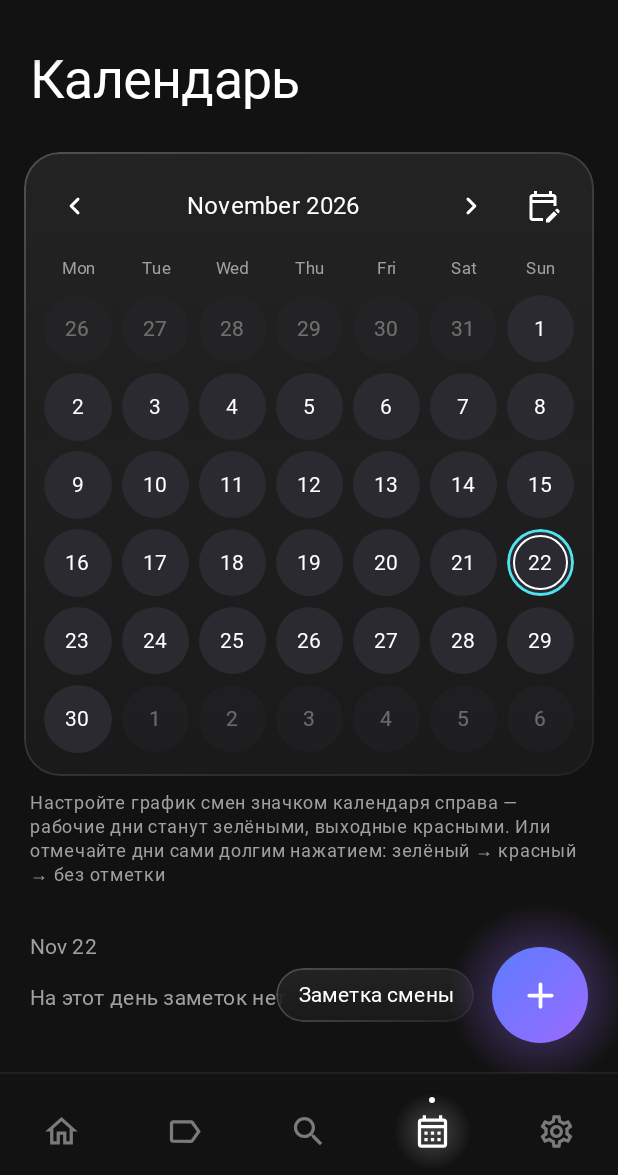
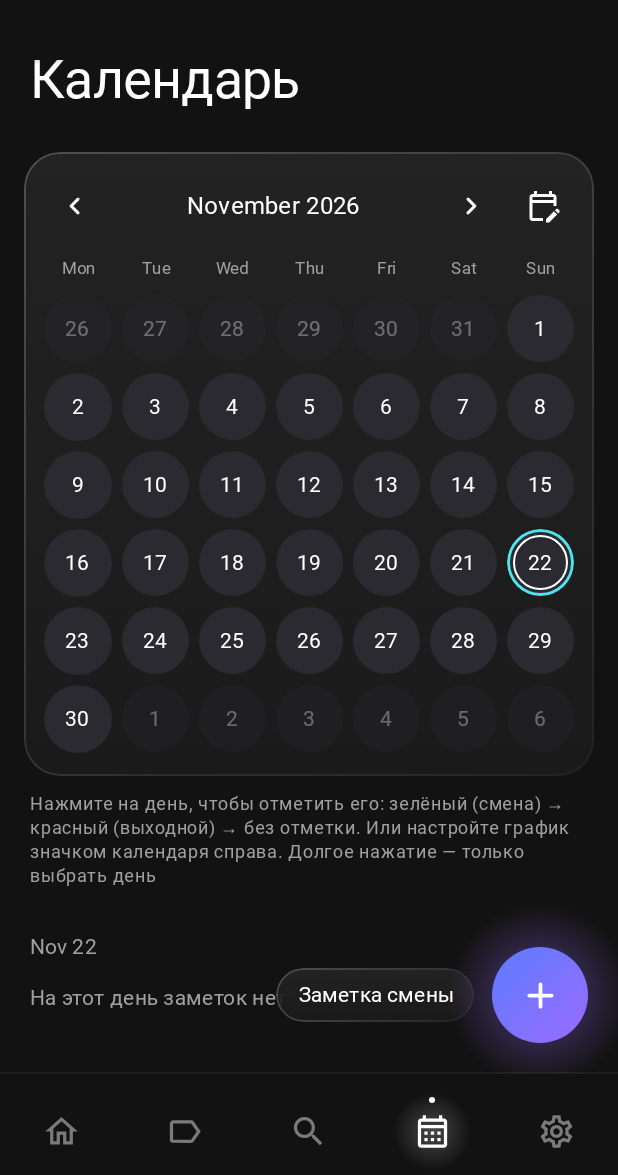
Before and after one commit to illia1234/aura-notes, an Android app built with Jetpack Compose: the CalendarRoute screen opened through its navigation route, on a phone screen of 412 x 824 dp, the part 61-1236 px from its top. Run offline under Robolectric (Android 15) with nearby library versions, the phone set to English and light mode, and no system bars; our stand-ins replace Room's generated code; Roboto replaces fonts that are not available here.

Commit message:
Calendar: a simple tap marks the day
Tap now switches a day (gray -> green -> red -> gray without a schedule,
shift <-> day off with one) and selects it; long press only selects the day
to see its notes without changing it. Hints updated in both languages.

Co-Authored-By: Claude Opus 5.5 <noreply@anthropic.com>

```diff
--- a/app/src/main/java/com/example/notebook/domain/ShiftSchedule.kt
+++ b/app/src/main/java/com/example/notebook/domain/ShiftSchedule.kt
@@ -60,10 +60,10 @@ fun dayType(epochDay: Long, schedule: ShiftSchedule?, overrides: Map<Long, Boole
 }
 
 /**
- * Long press on a day.
+ * Tap on a day (since v1.1.1; was a long press).
  *
  * With a schedule: the day flips to the opposite of the schedule (shift ↔ day off);
- * the next long press returns it to the schedule.
+ * the next tap returns it to the schedule.
  *
  * Without a schedule every type must be reachable by hand:
  * gray → green (shift) → red (day off) → gray.
--- a/app/src/main/java/com/example/notebook/ui/screens/calendar/CalendarScreen.kt
+++ b/app/src/main/java/com/example/notebook/ui/screens/calendar/CalendarScreen.kt
@@ -245,8 +245,12 @@ private fun MonthCard(
                 week.forEach { cell ->
                     DayCircle(
                         cell = cell,
-                        onClick = { onSelect(cell.epochDay) },
-                        onLongClick = { onToggle(cell.epochDay) },
+                        // Tap: change the day (shift / day off) and select it; long press: only select it.
+                        onClick = {
+                            onSelect(cell.epochDay)
+                            onToggle(cell.epochDay)
+                        },
+                        onLongClick = { onSelect(cell.epochDay) },
                         modifier = Modifier.weight(1f),
                     )
                 }
--- a/app/src/main/java/com/example/notebook/ui/screens/calendar/CalendarViewModel.kt
+++ b/app/src/main/java/com/example/notebook/ui/screens/calendar/CalendarViewModel.kt
@@ -100,7 +100,7 @@ class CalendarViewModel(
 
     fun nextMonth() = month.update { it.plusMonths(1) }
 
-    /** Tap: select the day; a day of the neighbouring month also switches the month. */
+    /** Select the day (its notes are shown below); a day of the neighbouring month also switches the month. */
     fun select(epochDay: Long) {
         selected.value = epochDay
         month.value = YearMonth.from(LocalDate.ofEpochDay(epochDay))
@@ -108,7 +108,7 @@ class CalendarViewModel(
 
     fun goToToday() = select(today.toEpochDay())
 
-    /** Long press: shift ↔ day off over the schedule; again = back to the schedule. */
+    /** Tap on a day: shift ↔ day off over the schedule (see toggledOverride for the full cycle). */
     fun toggleDay(epochDay: Long) {
         appScope.launch {
             val schedule = settings.schedule.first()
--- a/app/src/main/res/values/strings.xml
+++ b/app/src/main/res/values/strings.xml
@@ -66,8 +66,8 @@
     <string name="calendar_next">Следующий месяц</string>
     <string name="calendar_today">К сегодняшнему дню</string>
     <string name="calendar_no_notes">На этот день заметок нет</string>
-    <string name="calendar_hint_no_schedule">Настройте график смен значком календаря справа — рабочие дни станут зелёными, выходные красными. Или отмечайте дни сами долгим нажатием: зелёный → красный → без отметки</string>
-    <string name="calendar_hint_long_press">Долгое нажатие на день меняет смену на выходной и обратно. Ещё раз — как в графике</string>
+    <string name="calendar_hint_no_schedule">Нажмите на день, чтобы отметить его: зелёный (смена) → красный (выходной) → без отметки. Или настройте график значком календаря справа. Долгое нажатие — только выбрать день</string>
+    <string name="calendar_hint_long_press">Нажатие на день меняет смену на выходной и обратно, ещё раз — как в графике. Долгое нажатие — только выбрать день</string>
     <string name="day_type_work">смена</string>
     <string name="day_type_off">выходной</string>
     <string name="note_date">Дата</string>
```
Also changed, not shown: 1 other file.
